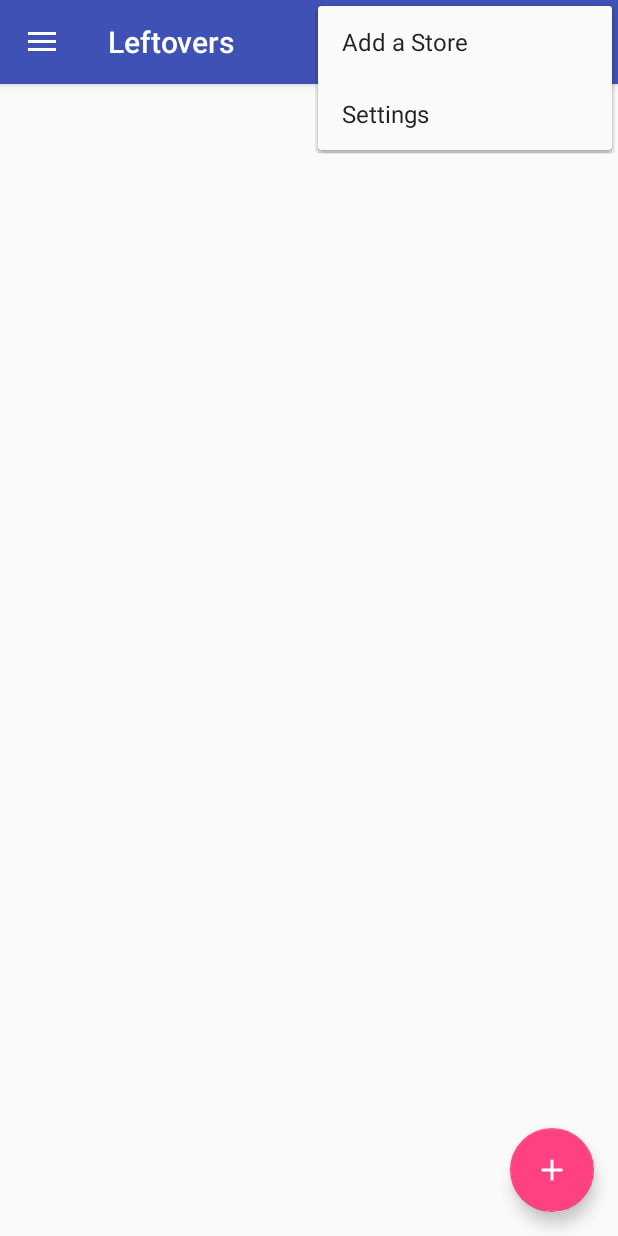
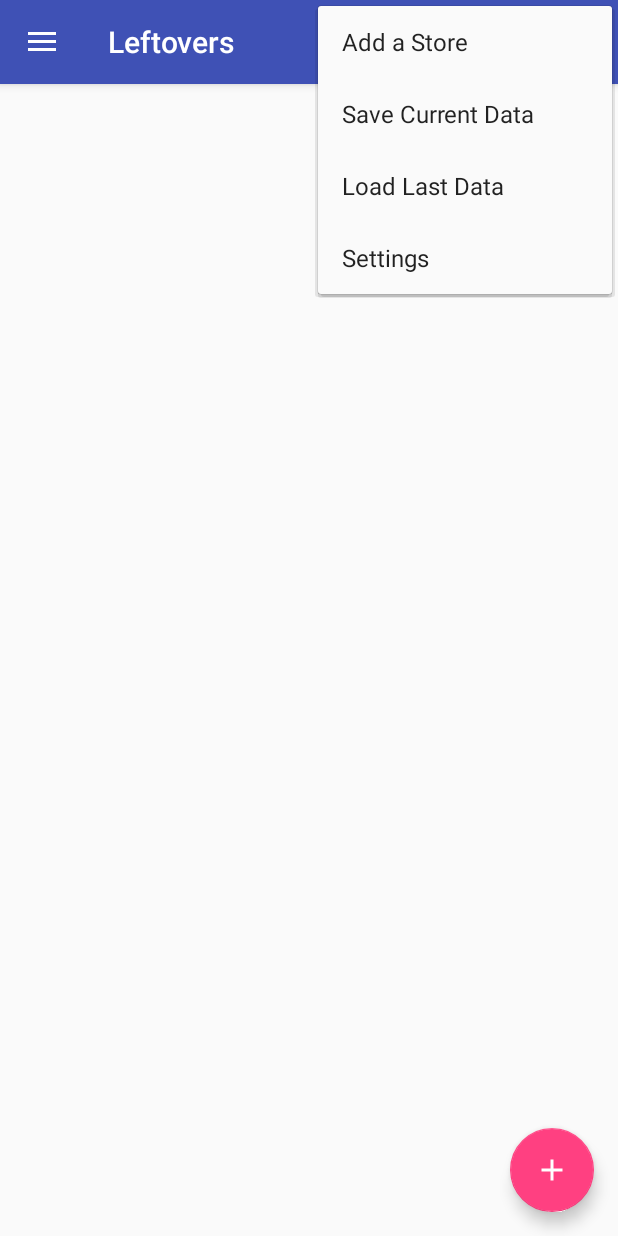
Before and after one commit to spiderbiggen/ShoppingCartAndroid, an Android app: the screen it shows after launch (MainActivity), with the options menu open, on a phone screen of 412 x 824 dp. Run offline under Robolectric (Android 15) with nearby library versions, the phone set to English and light mode, and no system bars.

Commit message:
add basic save and load functions
implement basic save and load functions with the help of gson

```diff
--- a/app/build.gradle
+++ b/app/build.gradle
@@ -30,6 +30,7 @@ dependencies {
     compile 'com.android.support:design:23.3.0'
     compile 'com.android.support:cardview-v7:23.3.0'
     compile 'com.android.support:recyclerview-v7:23.3.0'
+    compile 'com.google.code.gson:gson:2.6.2'
     compile "org.jetbrains.kotlin:kotlin-stdlib:$kotlin_version"
 }
 buildscript {
--- a/app/src/main/java/spiderbiggen/shoppingcart/data/JsonParser.kt
+++ b/app/src/main/java/spiderbiggen/shoppingcart/data/JsonParser.kt
@@ -18,9 +18,9 @@ object JsonParser {
     private val TAG = "JsonParser"
 
     @Throws(IOException::class)
-    fun readJsonStream(`in`: Context): HashMap<Int, IStore> {
+    fun readJsonStream(context: Context): HashMap<Int, IStore> {
         val start = System.currentTimeMillis()
-        val storeFile = `in`.assets.open("stores.json")
+        val storeFile = context.assets.open("stores.json")
         val reader = JsonReader(InputStreamReader(storeFile, "UTF-8"))
         val stores = readStores(reader)
         reader.close()
@@ -73,6 +73,7 @@ object JsonParser {
                     "name" -> itemName = reader.nextString()
                     "amount" -> amount = reader.nextString()
                     "needed" -> needed = reader.nextBoolean()
+                    else -> reader.nextString()
                 }
             }
             reader.endObject()
--- a/app/src/main/java/spiderbiggen/shoppingcart/main/IMainPresenter.kt
+++ b/app/src/main/java/spiderbiggen/shoppingcart/main/IMainPresenter.kt
@@ -1,4 +1,6 @@
 package spiderbiggen.shoppingcart.main
+
+import android.content.Context
 
 /**
  * Created by Stefan Breetveld on 17-4-2016.
@@ -7,4 +9,6 @@ package spiderbiggen.shoppingcart.main
 interface IMainPresenter {
     fun onResume()
     fun onDestroy()
+    open fun saveData(context: Context)
+    open fun loadData(context: Context)
 }
--- a/app/src/main/res/menu/menu_scrolling.xml
+++ b/app/src/main/res/menu/menu_scrolling.xml
@@ -4,8 +4,15 @@
     <item
         android:id="@+id/action_add_store"
         android:orderInCategory="25"
-        android:title="@string/action_add_store"
-        />
+        android:title="@string/action_add_store"/>
+    <item
+        android:id="@+id/action_save"
+        android:orderInCategory="90"
+        android:title="@string/save_state"/>
+    <item
+        android:id="@+id/action_load"
+        android:orderInCategory="91"
+        android:title="@string/load_state"/>
     <item
         android:id="@+id/action_settings"
         android:orderInCategory="100"
--- a/app/src/main/res/values/strings.xml
+++ b/app/src/main/res/values/strings.xml
@@ -11,4 +11,6 @@
     <string name="store_name">Store name</string>
     <string name="save">Save</string>
     <string name="cancel">@android:string/cancel</string>
+    <string name="save_state">Save Current Data</string>
+    <string name="load_state">Load Last Data</string>
 </resources>
```
Also changed, not shown: app/src/main/java/spiderbiggen/shoppingcart/data/StoreManager.kt (+33 -2 lines), app/src/main/java/spiderbiggen/shoppingcart/main/MainActivity.kt (+12 -2 lines), app/src/main/java/spiderbiggen/shoppingcart/main/MainPresenter.kt (+9 -0 lines), 2 other files.
